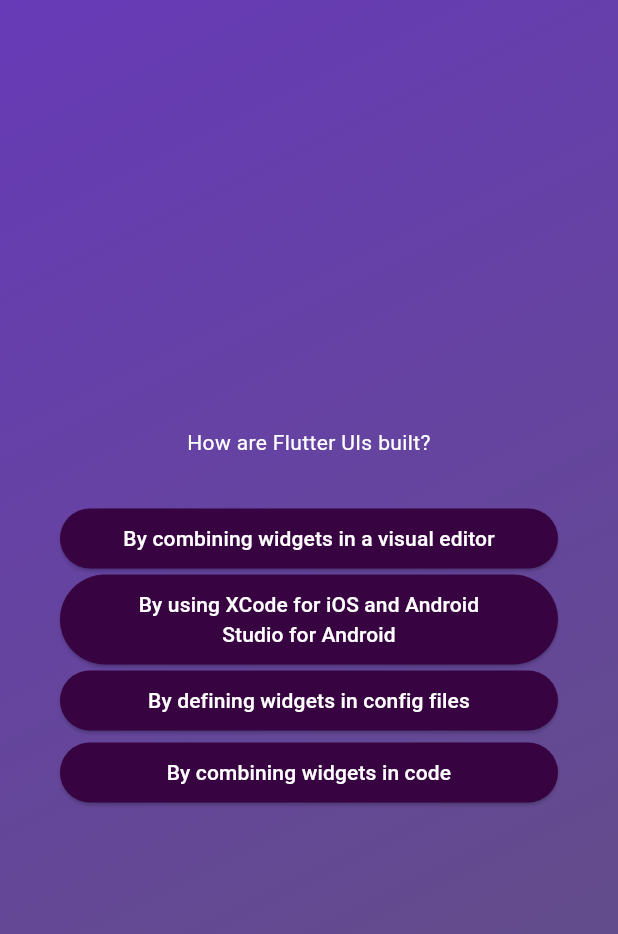
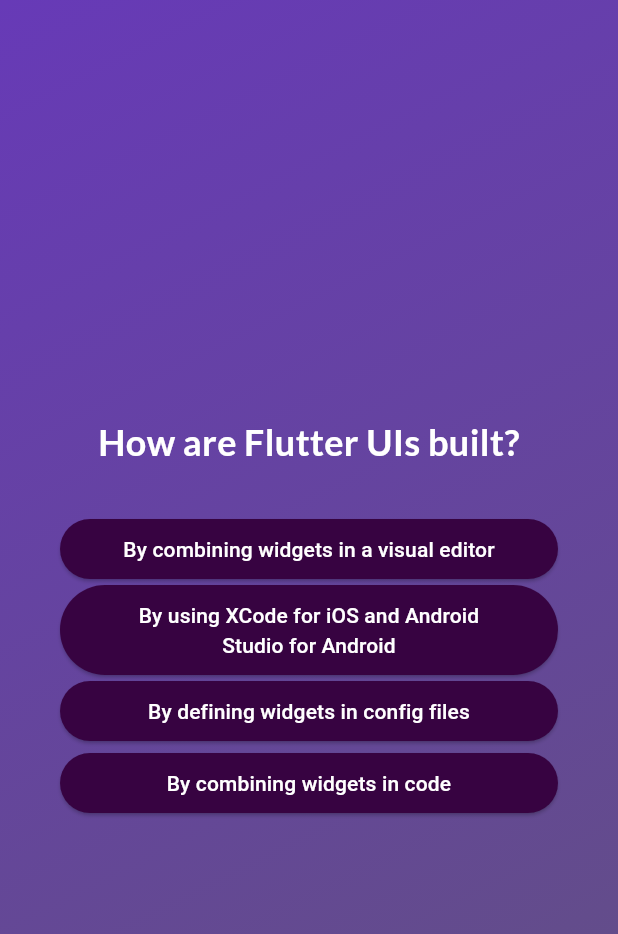
Before and after one commit to kenshow-tanaka/flutter-tutorial, a Flutter app: the screen it shows after launch, after a tap on "Start Quiz", after a tap on "Components", on a phone screen of 412 x 824 dp. Shown: the top 934 px of the screen. Run offline on Flutter 3.47's test engine with Material 3 defaults, Android fonts, the phone set to English and light mode, and no system bars; our stand-ins replace google_fonts.

Commit message:
feat: 質問全問回答 → startスクリーンに戻るところまで実装

```diff
--- a/lib/quiz.dart
+++ b/lib/quiz.dart
@@ -1,3 +1,4 @@
+import 'package:adv_basics/data/questions.dart';
 import 'package:adv_basics/quiz_screen.dart';
 import 'package:adv_basics/start_screen.dart';
 import 'package:flutter/material.dart';
@@ -13,6 +14,7 @@ class Quiz extends StatefulWidget {
 
 class _QuizState extends State<Quiz> {
   var activeScreen = "start-screen";
+  List<String> selectedAnswers = [];
 
   void switchScreen() {
     setState(() {
@@ -20,11 +22,23 @@ class _QuizState extends State<Quiz> {
     });
   }
 
+  void chooseAnswer(String answer) {
+    selectedAnswers.add(answer);
+    if (selectedAnswers.length == questions.length) {
+      setState(() {
+        selectedAnswers = [];
+        activeScreen = "start-screen";
+      });
+    }
+  }
+
   @override
   Widget build(context) {
     Widget screenWidget = StartScreen(switchScreen);
     if (activeScreen == "questions-screen") {
-      screenWidget = const QuestionsScreen();
+      screenWidget = QuestionsScreen(
+        onSelectAnswer: chooseAnswer,
+      );
     }
 
     return MaterialApp(
--- a/lib/quiz_screen.dart
+++ b/lib/quiz_screen.dart
@@ -1,10 +1,11 @@
 import 'package:adv_basics/answer_button.dart';
 import 'package:flutter/material.dart';
 import 'package:adv_basics/data/questions.dart';
+import 'package:google_fonts/google_fonts.dart';
 
 class QuestionsScreen extends StatefulWidget {
-  const QuestionsScreen({super.key});
-
+  const QuestionsScreen({super.key, required this.onSelectAnswer});
+  final void Function(String answer) onSelectAnswer;
   @override
   State<QuestionsScreen> createState() {
     return _QuestionsScreenState();
@@ -14,7 +15,8 @@ class QuestionsScreen extends StatefulWidget {
 class _QuestionsScreenState extends State<QuestionsScreen> {
   var currentQuestionIndex = 0;
 
-  void answerQuestion() {
+  void answerQuestion(String selectedAnswer) {
+    widget.onSelectAnswer(selectedAnswer);
     setState(() {
       currentQuestionIndex++;
     });
@@ -34,15 +36,22 @@ class _QuestionsScreenState extends State<QuestionsScreen> {
           children: [
             Text(
               currentQuestion.text,
-              style: TextStyle(
+              style: GoogleFonts.lato(
                 color: Colors.white,
+                fontSize: 24,
+                fontWeight: FontWeight.bold,
               ),
               textAlign: TextAlign.center,
             ),
             const SizedBox(height: 30),
             ...currentQuestion.getShuffledAnswers().map(
               (answer) {
-                return AnswerButton(answerText: answer, onTap: answerQuestion);
+                return AnswerButton(
+                  answerText: answer,
+                  onTap: () {
+                    answerQuestion(answer);
+                  },
+                );
               },
             )
           ],
--- a/lib/start_screen.dart
+++ b/lib/start_screen.dart
@@ -1,4 +1,5 @@
 import 'package:flutter/material.dart';
+import 'package:google_fonts/google_fonts.dart';
 
 class StartScreen extends StatelessWidget {
   const StartScreen(this.startQuiz, {super.key});
@@ -26,9 +27,9 @@ class StartScreen extends StatelessWidget {
           const SizedBox(
             height: 80,
           ),
-          const Text(
+          Text(
             "Learn Flutter the fun way!",
-            style: TextStyle(
+            style: GoogleFonts.lato(
               color: Colors.white,
               fontSize: 24,
             ),
```
Also changed, not shown: 3 other files.
